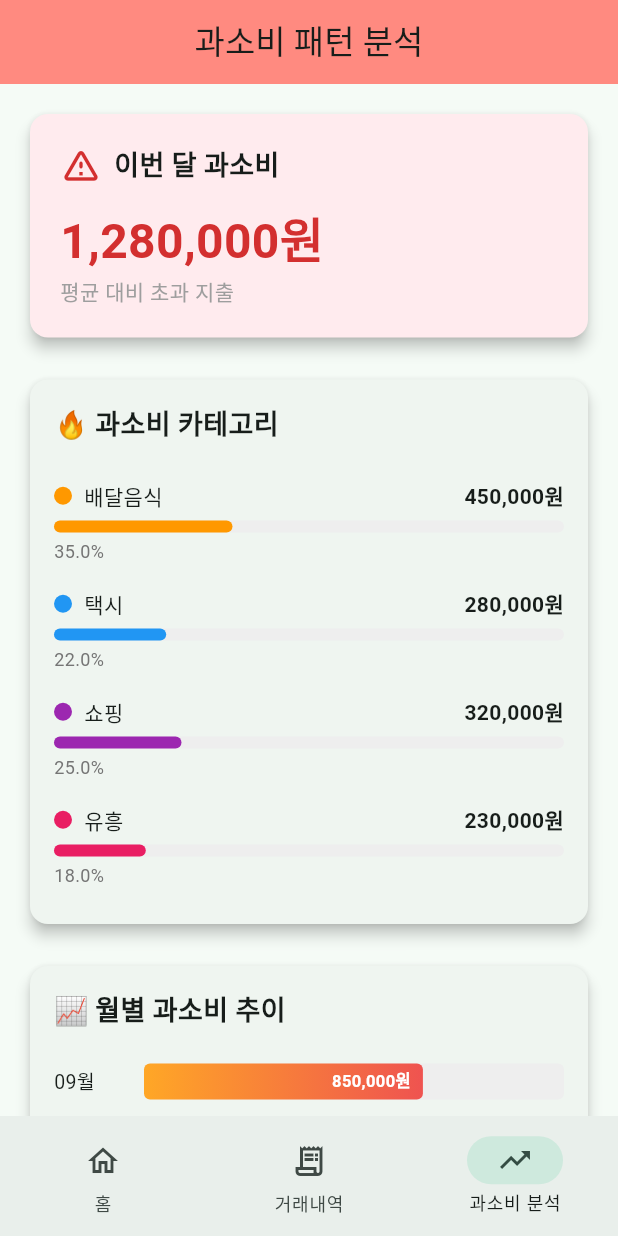
After one commit to likewhat9901/BankSalad_SideProject, a Flutter app: the screen it shows after launch, item 3 of the bottom bar chosen, on a phone screen of 412 x 824 dp. The commit adds this screen. Run offline on Flutter 3.47's test engine with Material 3 defaults, Android fonts, the phone set to English and light mode, and no system bars; our stand-ins replace file_picker, logger; missing offline and left inert: external_app_launcher; network calls fail.

Commit message:
251201 0002 pc 과소비 탭 프론트 추가

```diff
--- a/frontend/lib/main.dart
+++ b/frontend/lib/main.dart
@@ -1,6 +1,7 @@
 import 'package:flutter/material.dart';
 import 'screens/home_screen.dart';
 import 'screens/transactions_screen.dart';
+import 'screens/overspending_screen.dart';
 
 void main() {
   runApp(const MyApp());
@@ -42,6 +43,7 @@ class _MainNavigationPageState extends State<MainNavigationPage> {
   final List<Widget> _screens = const [
     HomeScreen(),
     TransactionsScreen(),
+    OverspendingScreen(),
   ];
 
   @override
@@ -66,6 +68,11 @@ class _MainNavigationPageState extends State<MainNavigationPage> {
             selectedIcon: Icon(Icons.receipt_long),
             label: '거래내역',
           ),
+          NavigationDestination(
+            icon: Icon(Icons.trending_up_outlined),
+            selectedIcon: Icon(Icons.trending_up),
+            label: '과소비 분석',
+          ),
         ],
       ),
     );
--- /dev/null
+++ b/frontend/lib/models/overspending_pattern.dart
@@ -0,0 +1,23 @@
+class OverspendingPattern {
+  final String category;
+  final int amount;
+  final double percentage;
+  final String month;
+
+  OverspendingPattern({
+    required this.category,
+    required this.amount,
+    required this.percentage,
+    required this.month,
+  });
+
+  // 나중에 백엔드 연동 시 사용
+  factory OverspendingPattern.fromJson(Map<String, dynamic> json) {
+    return OverspendingPattern(
+      category: json['category'],
+      amount: json['amount'],
+      percentage: (json['percentage'] as num).toDouble(),
+      month: json['month'] ?? '',
+    );
+  }
+}
--- a/frontend/lib/screens/home_screen.dart
+++ b/frontend/lib/screens/home_screen.dart
@@ -1,5 +1,5 @@
 import 'package:flutter/material.dart';
-import '../widgets/excel_upload_button.dart';
+import '../services/app_launcher_service.dart';
 
 class HomeScreen extends StatelessWidget {  // StatefulWidget → StatelessWidget
   const HomeScreen({super.key});
@@ -28,7 +28,13 @@ class HomeScreen extends StatelessWidget {  // StatefulWidget → StatelessWidge
             const SizedBox(height: 8),
             const Text('하단 탭에서 거래내역을 확인하세요'),
             const SizedBox(height: 32),
-            const ExcelUploadButton(),  // 공통 위젯 사용
+            ElevatedButton(
+              onPressed: () async {
+                await AppLauncherService.openBankSalad();
+                // 패키지가 알아서 처리함 (앱 없으면 스토어로)
+              },
+              child: const Text('뱅크샐러드 열기'),
+            )
           ],
         ),
       ),
--- /dev/null
+++ b/frontend/lib/screens/overspending_screen.dart
@@ -0,0 +1,255 @@
+import 'package:flutter/material.dart';
+import '../models/overspending_pattern.dart';
+
+class OverspendingScreen extends StatefulWidget {
+  const OverspendingScreen({super.key});
+
+  @override
+  State<OverspendingScreen> createState() => _OverspendingScreenState();
+}
+
+class _OverspendingScreenState extends State<OverspendingScreen> {
+  bool isLoading = true;
+
+  // ============ Mock 데이터 (나중에 API로 교체) ============
+  final List<OverspendingPattern> mockPatterns = [
+    OverspendingPattern(category: '배달음식', amount: 450000, percentage: 35.0, month: '2024-11'),
+    OverspendingPattern(category: '택시', amount: 280000, percentage: 22.0, month: '2024-11'),
+    OverspendingPattern(category: '쇼핑', amount: 320000, percentage: 25.0, month: '2024-11'),
+    OverspendingPattern(category: '유흥', amount: 230000, percentage: 18.0, month: '2024-11'),
+  ];
+
+  final List<Map<String, dynamic>> mockFlowData = [
+    {'month': '2024-09', 'total': 850000},
+    {'month': '2024-10', 'total': 1100000},
+    {'month': '2024-11', 'total': 1280000},
+  ];
+  // ========================================================
+
+  @override
+  void initState() {
+    super.initState();
+    _loadData();
+  }
+
+  Future<void> _loadData() async {
+    // TODO: 나중에 ApiService.getOverspending() 호출로 교체
+    await Future.delayed(const Duration(milliseconds: 500)); // 로딩 시뮬레이션
+    setState(() => isLoading = false);
+  }
+
+  @override
+  Widget build(BuildContext context) {
+    return Scaffold(
+      appBar: AppBar(
+        title: const Text('과소비 패턴 분석'),
+        backgroundColor: Colors.redAccent.shade100,
+      ),
+      body: isLoading
+          ? const Center(child: CircularProgressIndicator())
+          : RefreshIndicator(
+              onRefresh: _loadData,
+              child: SingleChildScrollView(
+                physics: const AlwaysScrollableScrollPhysics(),
+                padding: const EdgeInsets.all(16),
+                child: Column(
+                  crossAxisAlignment: CrossAxisAlignment.start,
+                  children: [
+                    _buildSummaryCard(),
+                    const SizedBox(height: 20),
+                    _buildPatternList(),
+                    const SizedBox(height: 20),
+                    _buildFlowSection(),
+                  ],
+                ),
+              ),
+            ),
+    );
+  }
+
+  // 요약 카드
+  Widget _buildSummaryCard() {
+    final totalOverspending = mockPatterns.fold<int>(0, (sum, p) => sum + p.amount);
+
+    return Card(
+      elevation: 4,
+      color: Colors.red.shade50,
+      child: Padding(
+        padding: const EdgeInsets.all(20),
+        child: Column(
+          crossAxisAlignment: CrossAxisAlignment.start,
+          children: [
+            Row(
+              children: [
+                Icon(Icons.warning_amber_rounded, color: Colors.red.shade700, size: 28),
+                const SizedBox(width: 8),
+                const Text('이번 달 과소비', style: TextStyle(fontSize: 18, fontWeight: FontWeight.bold)),
+              ],
+            ),
+            const SizedBox(height: 12),
+            Text(
+              _formatCurrency(totalOverspending),
+              style: TextStyle(fontSize: 32, fontWeight: FontWeight.bold, color: Colors.red.shade700),
+            ),
+            const Text('평균 대비 초과 지출', style: TextStyle(color: Colors.grey)),
+          ],
+        ),
+      ),
+    );
+  }
+
+  // 패턴별 리스트 (흐름 표현)
+  Widget _buildPatternList() {
+    return Card(
+      elevation: 4,
+      child: Padding(
+        padding: const EdgeInsets.all(16),
+        child: Column(
+          crossAxisAlignment: CrossAxisAlignment.start,
+          children: [
+            const Text('🔥 과소비 카테고리', style: TextStyle(fontSize: 18, fontWeight: FontWeight.bold)),
+            const SizedBox(height: 16),
+            ...mockPatterns.map((pattern) => _buildPatternItem(pattern)),
+          ],
+        ),
+      ),
+    );
+  }
+
+  Widget _buildPatternItem(OverspendingPattern pattern) {
+    final colors = {
+      '배달음식': Colors.orange,
+      '택시': Colors.blue,
+      '쇼핑': Colors.purple,
+      '유흥': Colors.pink,
+    };
+    final color = colors[pattern.category] ?? Colors.grey;
+
+    return Padding(
+      padding: const EdgeInsets.symmetric(vertical: 8),
+      child: Column(
+        crossAxisAlignment: CrossAxisAlignment.start,
+        children: [
+          Row(
+            mainAxisAlignment: MainAxisAlignment.spaceBetween,
+            children: [
+              Row(
+                children: [
+                  Container(
+                    width: 12,
+                    height: 12,
+                    decoration: BoxDecoration(color: color, shape: BoxShape.circle),
+                  ),
+                  const SizedBox(width: 8),
+                  Text(pattern.category, style: const TextStyle(fontWeight: FontWeight.w500)),
+                ],
+              ),
+              Text(_formatCurrency(pattern.amount), style: const TextStyle(fontWeight: FontWeight.bold)),
+            ],
+          ),
+          const SizedBox(height: 6),
+          // 비율 바
+          Stack(
+            children: [
+              Container(
+                height: 8,
+                decoration: BoxDecoration(
+                  color: Colors.grey.shade200,
+                  borderRadius: BorderRadius.circular(4),
+                ),
+              ),
+              FractionallySizedBox(
+                widthFactor: pattern.percentage / 100,
+                child: Container(
+                  height: 8,
+                  decoration: BoxDecoration(
+                    color: color,
+                    borderRadius: BorderRadius.circular(4),
+                  ),
+                ),
+              ),
+            ],
+          ),
+          const SizedBox(height: 4),
+          Text('${pattern.percentage.toStringAsFixed(1)}%', style: TextStyle(fontSize: 12, color: Colors.grey.shade600)),
+        ],
+      ),
+    );
+  }
+
+  // 월별 흐름 섹션
+  Widget _buildFlowSection() {
+    return Card(
+      elevation: 4,
+      child: Padding(
+        padding: const EdgeInsets.all(16),
+        child: Column(
+          crossAxisAlignment: CrossAxisAlignment.start,
+          children: [
+            const Text('📈 월별 과소비 추이', style: TextStyle(fontSize: 18, fontWeight: FontWeight.bold)),
+            const SizedBox(height: 16),
+            // 간단한 바 차트 (fl_chart 없이)
+            ...mockFlowData.map((data) => _buildFlowBar(data)),
+            const SizedBox(height: 12),
+            const Text(
+              '💡 지난 3개월간 과소비가 증가하는 추세입니다',
+              style: TextStyle(color: Colors.red, fontSize: 13),
+            ),
+          ],
+        ),
+      ),
+    );
+  }
+
+  Widget _buildFlowBar(Map<String, dynamic> data) {
+    final maxAmount = mockFlowData.map((d) => d['total'] as int).reduce((a, b) => a > b ? a : b);
+    final ratio = (data['total'] as int) / maxAmount;
+
+    return Padding(
+      padding: const EdgeInsets.symmetric(vertical: 6),
+      child: Row(
+        children: [
+          SizedBox(
+            width: 60,
+            child: Text(data['month'].toString().substring(5) + '월', style: const TextStyle(fontSize: 13)),
+          ),
+          Expanded(
+            child: Stack(
+              children: [
+                Container(
+                  height: 24,
+                  decoration: BoxDecoration(
+                    color: Colors.grey.shade200,
+                    borderRadius: BorderRadius.circular(4),
+                  ),
+                ),
+                FractionallySizedBox(
+                  widthFactor: ratio,
+                  child: Container(
+                    height: 24,
+                    decoration: BoxDecoration(
+                      gradient: LinearGradient(
+                        colors: [Colors.orange.shade400, Colors.red.shade400],
+                      ),
+                      borderRadius: BorderRadius.circular(4),
+                    ),
+                    alignment: Alignment.centerRight,
+                    padding: const EdgeInsets.only(right: 8),
+                    child: Text(
+                      _formatCurrency(data['total']),
+                      style: const TextStyle(color: Colors.white, fontSize: 11, fontWeight: FontWeight.bold),
+                    ),
+                  ),
+                ),
+              ],
+            ),
+          ),
+        ],
+      ),
+    );
+  }
+
+  String _formatCurrency(int amount) {
+    return '${amount.toString().replaceAllMapped(RegExp(r'(\d)(?=(\d{3})+(?!\d))'), (m) => '${m[1]},')}원';
+  }
+}
--- a/frontend/lib/services/api_service.dart
+++ b/frontend/lib/services/api_service.dart
@@ -32,7 +32,7 @@ class ApiService {
         throw Exception('파일 업로드 실패: ${response.statusCode}');
       }
     } catch (e, stackTrace) {
-      LoggerService.error('❌ 업로드 오류', e, stackTrace);
+      LoggerService.error('업로드 오류', e, stackTrace);
       rethrow;
     }
   }
@@ -60,7 +60,12 @@ class ApiService {
     LoggerService.debug('요청 파라미터: $queryParams');
 
     try {
-      final response = await http.get(uri);
+      final response = await http.get(uri).timeout(
+        const Duration(seconds: 10),
+        onTimeout: () {
+          throw Exception('서버 응답 시간 초과');
+        },
+      );
 
       // 🔹 응답 상태 로그
       LoggerService.info('응답 수신 - 상태코드: ${response.statusCode}');
@@ -82,14 +87,14 @@ class ApiService {
       };
       } else {
         // 🔹 HTTP 에러 로그
-        LoggerService.warning('⚠️ API 오류 응답: ${response.statusCode}');
+        LoggerService.warning('API 오류 응답: ${response.statusCode}');
         LoggerService.debug('응답 본문: ${response.body}');
 
         throw Exception('거래내역을 불러오는데 실패했습니다: ${response.statusCode}');
       }
     } catch (e, stackTrace) {
       // 🔹 예외 발생 로그 (네트워크 오류 등)
-      LoggerService.error('❌ API 호출 실패: $uri', e, stackTrace);
+      LoggerService.error('API 호출 실패: $uri', e, stackTrace);
       rethrow;
     }
   }
--- /dev/null
+++ b/frontend/lib/services/app_launcher_service.dart
@@ -0,0 +1,20 @@
+import 'package:external_app_launcher/external_app_launcher.dart';
+
+class AppLauncherService {
+  static const String _bankSaladPackage = 'com.rainist.banksalad2';
+
+  /// 뱅크샐러드 앱 열기
+  static Future<void> openBankSalad() async {
+    LoggerService.info('뱅크샐러드 앱 실행 시도');
+    try {
+      await LaunchApp.openApp(
+        androidPackageName: _bankSaladPackage,
+        openStore: true,
+      );
+      LoggerService.info('뱅크샐러드 앱 실행 완료');
+    } catch (e, stackTrace) {
+      LoggerService.error('뱅크샐러드 앱 실행 실패', e, stackTrace);
+      rethrow;
+    }
+  }
+}
--- a/frontend/pubspec.yaml
+++ b/frontend/pubspec.yaml
@@ -16,6 +16,8 @@ dependencies:
   intl: ^0.18.1
   logger: ^2.4.0
   file_picker: ^8.0.0+1
+  url_launcher: ^6.2.0
+  external_app_launcher: ^4.0.0
 
 dev_dependencies:
   flutter_test:
```
Also changed, not shown: frontend/pubspec.lock, 3 other files.
